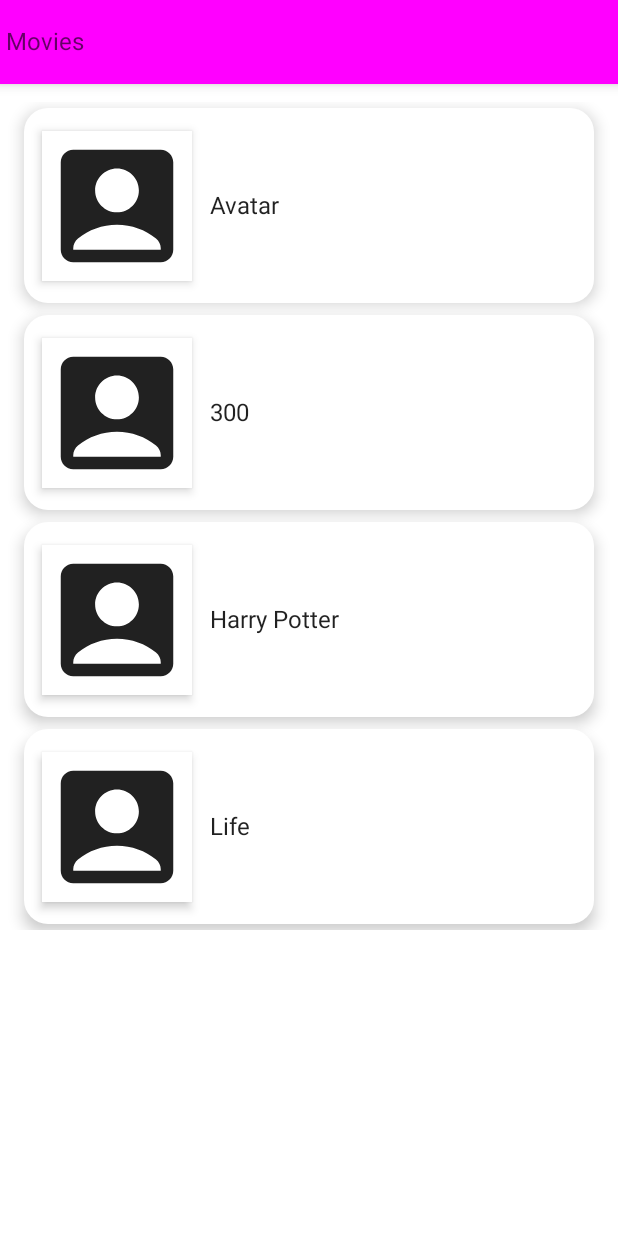
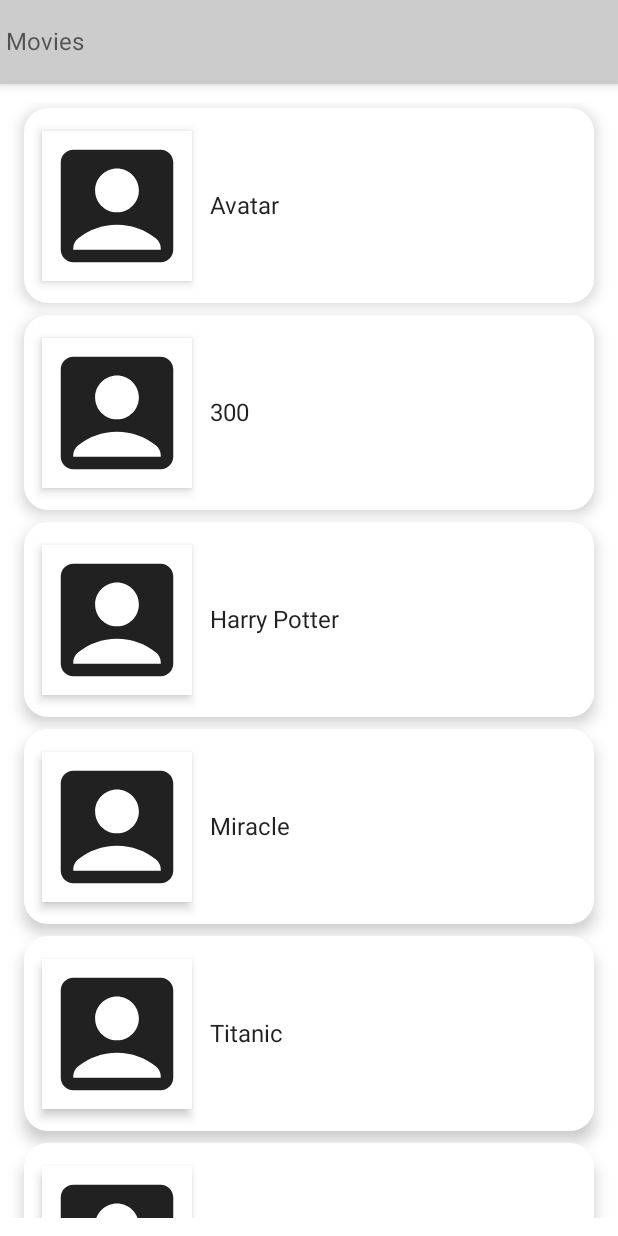
Before and after one commit to kyodgorbek/MovieApp, an Android app built with Jetpack Compose: the screen it shows after launch (MainActivity), on a phone screen of 412 x 824 dp. Run offline under Robolectric (Android 15) with nearby library versions, the phone set to English and light mode, and no system bars.

```diff
--- a/app/build.gradle
+++ b/app/build.gradle
@@ -53,6 +53,9 @@ dependencies {
     implementation "androidx.compose.ui:ui-tooling-preview:$compose_version"
     implementation 'androidx.lifecycle:lifecycle-runtime-ktx:2.3.1'
     implementation 'androidx.activity:activity-compose:1.3.1'
+    def nav_version = "2.5.3"
+
+    implementation("androidx.navigation:navigation-compose:$nav_version")
     testImplementation 'junit:junit:4.13.2'
     androidTestImplementation 'androidx.test.ext:junit:1.1.4'
     androidTestImplementation 'androidx.test.espresso:espresso-core:3.5.0'
--- a/app/src/main/java/com/example/movieapp/MainActivity.kt
+++ b/app/src/main/java/com/example/movieapp/MainActivity.kt
@@ -2,8 +2,10 @@ package com.example.movieapp
 
 import android.annotation.SuppressLint
 import android.os.Bundle
+import android.util.Log
 import androidx.activity.ComponentActivity
 import androidx.activity.compose.setContent
+import androidx.compose.foundation.clickable
 import androidx.compose.foundation.layout.*
 import androidx.compose.foundation.lazy.LazyColumn
 import androidx.compose.foundation.lazy.items
@@ -19,67 +21,42 @@ import androidx.compose.ui.graphics.Color
 import androidx.compose.ui.graphics.RectangleShape
 import androidx.compose.ui.tooling.preview.Preview
 import androidx.compose.ui.unit.dp
+import com.example.movieapp.navigation.MovieNavigation
 import com.example.movieapp.ui.theme.MovieAppTheme
 
+const val TAG = "MainContent"
 class MainActivity : ComponentActivity() {
     override fun onCreate(savedInstanceState: Bundle?) {
         super.onCreate(savedInstanceState)
         setContent {
             MyApp {
-                MainContent()
+                 MovieNavigation()
             }
         }
     }
 }
 
-@SuppressLint("UnusedMaterialScaffoldPaddingParameter")
 @Composable
 fun MyApp(content: @Composable () -> Unit) {
     MovieAppTheme {
-        // A surface container using the 'background' color from the theme
-        Scaffold(
-            topBar = {
-                TopAppBar(
-                    backgroundColor = Color.Magenta,
-                    elevation = 5.dp
-                ) {
-                    Text(text = "Movies")
-
-                }
-            },
-        ) {
-            content()
-        }
+content()
 
     }
 }
 
-@Composable
-fun MainContent(
-    movieList: List<String> = listOf(
-        "Avatar",
-        "300",
-        "Harry Potter",
-        "Life"
-    )
-) {
-    Column(modifier = Modifier.padding(12.dp)) {
-        LazyColumn {
-            items(items = movieList) {
-                MovieRow(movie = it)
-            }
-        }
-    }
-
-}
 
 @Composable
-fun MovieRow(movie: String) {
+fun MovieRow(movie: String, onItemClick: (String) -> Unit =  {}) {
     Card(
         modifier = Modifier
             .padding(4.dp)
             .fillMaxWidth()
-            .height(130.dp),
+            .height(130.dp)
+            .clickable {
+                onItemClick(movie)
+            },
+
+
         shape = RoundedCornerShape(corner = CornerSize(16.dp)),
         elevation = 6.dp
     ) {
@@ -112,6 +89,6 @@ fun Greeting(name: String) {
 @Composable
 fun DefaultPreview() {
     MyApp {
-        MainContent()
+        MovieNavigation()
     }
 }
--- /dev/null
+++ b/app/src/main/java/com/example/movieapp/navigation/MovieNavigation.kt
@@ -0,0 +1,27 @@
+package com.example.movieapp.navigation
+
+import androidx.compose.runtime.Composable
+import androidx.navigation.NavType
+import androidx.navigation.compose.NavHost
+import androidx.navigation.compose.composable
+import androidx.navigation.compose.rememberNavController
+import androidx.navigation.navArgument
+import com.example.movieapp.screens.details.DetailsScreen
+import com.example.movieapp.screens.home.HomeScreen
+
+
+@Composable
+fun MovieNavigation(){
+    val navController = rememberNavController()
+    NavHost(navController = navController,
+        startDestination = MovieScreens.HomeScreen.name ){
+        composable(MovieScreens.HomeScreen.name){
+          HomeScreen(navController = navController)
+        }
+        composable(MovieScreens.DetailsScreen.name + "/{movie}",
+                   arguments = listOf(navArgument(name = "movie"){type = NavType.StringType})){
+            backStackEntry ->
+            DetailsScreen(navController = navController, backStackEntry.arguments?.getString("movie"))
+        }
+    }
+}
--- /dev/null
+++ b/app/src/main/java/com/example/movieapp/screens/home/HomeScreen.kt
@@ -0,0 +1,66 @@
+package com.example.movieapp.screens.home
+
+import android.annotation.SuppressLint
+import android.util.Log
+import androidx.compose.foundation.layout.Column
+import androidx.compose.foundation.layout.padding
+import androidx.compose.foundation.lazy.LazyColumn
+import androidx.compose.foundation.lazy.items
+import androidx.compose.material.Scaffold
+import androidx.compose.material.Text
+import androidx.compose.material.TopAppBar
+import androidx.compose.runtime.Composable
+import androidx.compose.ui.Modifier
+import androidx.compose.ui.graphics.Color
+import androidx.compose.ui.unit.dp
+import androidx.navigation.NavController
+import com.example.movieapp.MovieRow
+import com.example.movieapp.navigation.MovieScreens
+
+@SuppressLint("UnusedMaterialScaffoldPaddingParameter")
+@Composable
+fun HomeScreen(navController: NavController){
+    // A surface container using the 'background' color from the theme
+    Scaffold(
+        topBar = {
+            TopAppBar(
+                backgroundColor = Color.LightGray,
+                elevation = 5.dp
+            ) {
+                Text(text = "Movies")
+
+            }
+        },) {
+        MainContent(navController = navController)
+    }
+}
+@Composable
+fun MainContent(
+    navController: NavController,
+    movieList: List<String> = listOf(
+        "Avatar",
+        "300",
+        "Harry Potter",
+        "Miracle",
+        "Titanic",
+        "Gladiator",
+        "Rush Hour",
+        "Prison Break",
+        "Spartacus",
+        "Tommy and Jerry",
+        "Rush Hour 2",
+        "Karate Kid"
+    )
+) {
+    Column(modifier = Modifier.padding(12.dp)) {
+        LazyColumn {
+            items(items = movieList) {
+                MovieRow(movie = it){ movie->
+                    navController.navigate(route = MovieScreens.DetailsScreen.name + "/$movie")
+
+                }
+            }
+        }
+    }
+
+}
```
Also changed, not shown: app/src/main/java/com/example/movieapp/navigation/MovieScreens.kt (added, +16 -0 lines), app/src/main/java/com/example/movieapp/screens/details/DetailsScreen.kt (added, +49 -0 lines).
